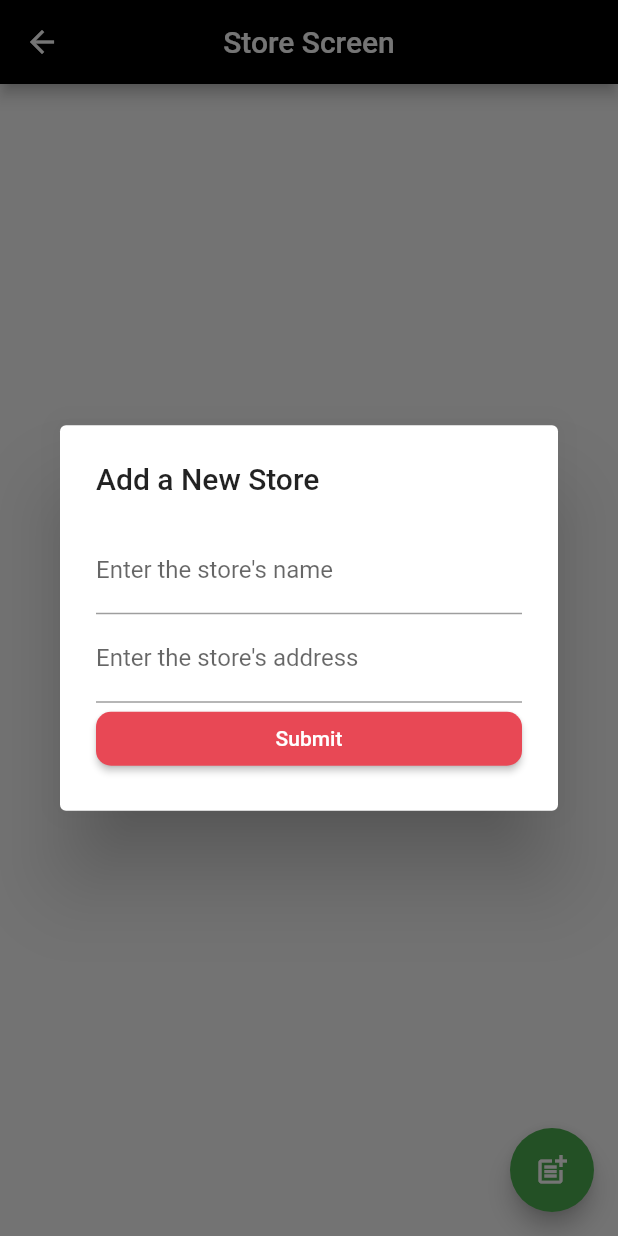
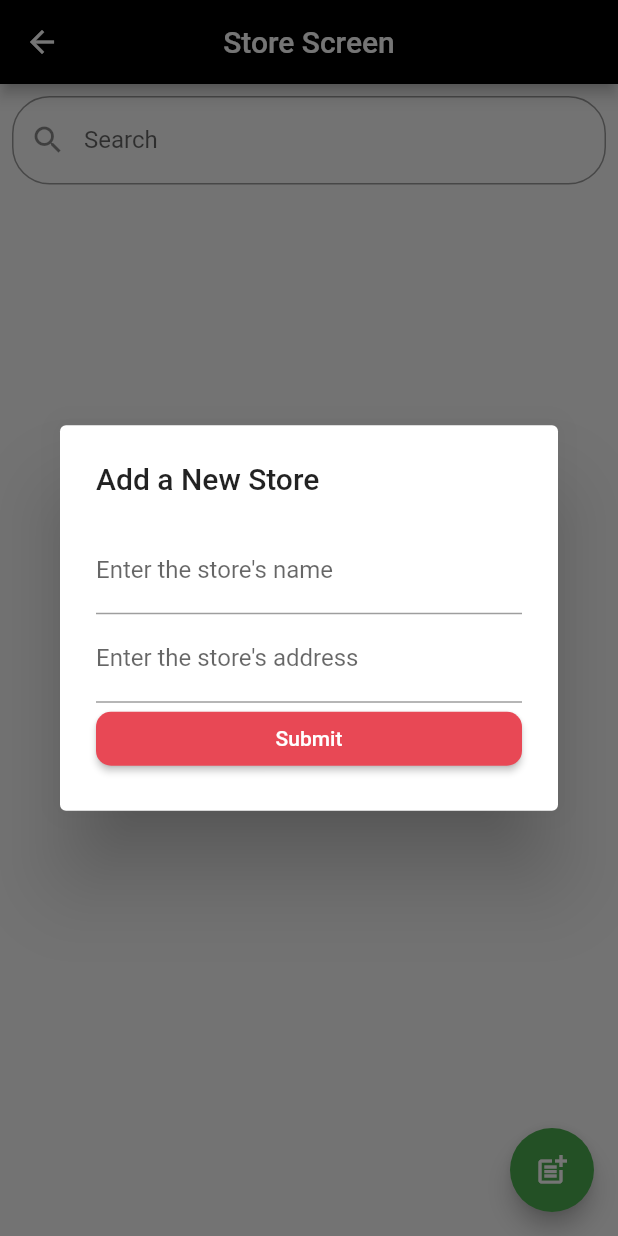
Before and after one commit to samuel-howell/SIM, a Flutter app: the StoreScreen screen opened directly, after a tap on the "post add" icon, on a phone screen of 412 x 824 dp. Run offline on Flutter 3.47's test engine with Material 2 defaults, Android fonts, the phone set to English and light mode, and no system bars; our stand-ins replace cloud_firestore, firebase_auth, firebase_core, flutter_slidable, fluttertoast; accounts and stored records are empty.

Commit message:
implemeted search bar on store list

```diff
--- a/lib/src/screens/store-screen.dart
+++ b/lib/src/screens/store-screen.dart
@@ -21,6 +21,11 @@ final hoverColor = Colors.indigo[50];
 //  this var will store the index of the store that is currently highlighted in the Listview.builder
 var tappedIndex;
 
+// the editing controller to control the search bar
+final TextEditingController searchController = TextEditingController();
+
+String searchKey = "";
+Stream<QuerySnapshot> streamQuery = db.collection('Users').doc(currentUserUID).collection('stores').snapshots();
 
 
 class StoreScreen extends StatefulWidget {
@@ -30,6 +35,7 @@ class StoreScreen extends StatefulWidget {
 }
 
 class _StoreScreenState extends State<StoreScreen> {
+
   @override
   Widget build(BuildContext context) {
     return Scaffold(
@@ -41,19 +47,60 @@ class _StoreScreenState extends State<StoreScreen> {
 
 
       //TODO: Right now, if I log out and then log in as a different user, i have to reload the page before the newly logged in user's set of stores pops up.
-      body: StreamBuilder<QuerySnapshot>(
-        stream: db.collection('Users').doc(currentUserUID).collection('stores').snapshots(), // navigate to the correct collection and then call “.snapshots()” at the end. This stream will grab all relevant documents found under that collection to be handled inside our “builder” property.
+      body:
+
+      StreamBuilder<QuerySnapshot>(
+        stream: streamQuery,
         builder: (context,  snapshot) {
+
+
+
+
           if (!snapshot.hasData) {
             return Center(
               child: CircularProgressIndicator(),
             );
-          } else
-          return ListView.builder(
+          }
+
+
+          else{
+            return Container(
+            child: Column(
+              children: <Widget>[
+
+                //TODO:  migrate this code over to the item page
+                //this search bar filters out stores
+                Padding(
+                  padding: const EdgeInsets.all(8.0),
+                  child: TextField(
+                    onChanged: (value) {
+                      setState(() {
+                          searchKey = value; // TODO: set this toLowercase once you have implemented the todo below
+
+                          //  this stream query matches the searchkey to the names of the stores in the db
+                          streamQuery = db.collection('Users').doc(currentUserUID).collection('stores')
+                          .where('name',isGreaterThanOrEqualTo: searchKey) //TODO:create a new field each store doc called lowercaseName that stores a LOWERCASE version of whatever the user enters as the name.  then search against lowerCaseName rather than name
+                          .where('name',isLessThan: searchKey+'z').snapshots();
+
+                          //TODO:  need to be able to search by name and address. there are no OR queries in firebase though. FIGURE OUT HOW TO DO AN 'OR' QUERY
+                          //TODO: on the item page, will need to be able to search by price, name, product id, etc.  Perhaps a dropdown search that lets you specify wwhat you're searchin for?
+                      });
+                    },
+                    decoration: InputDecoration(
+                        labelText: "Search",
+                        hintText: "Search",
+                        prefixIcon: Icon(Icons.search),
+                        border: OutlineInputBorder(
+                            borderRadius: BorderRadius.all(Radius.circular(25.0)))),
+                  ),
+                ),
+
+
+                Expanded(  // if I don't have Expanded here, the listview won't be sized in relation to hte searchbar textfield, thus throwing errors
+              child: ListView.builder(
                 itemCount:snapshot.data!.docs.length,
                 itemBuilder: (context, index) {
                     DocumentSnapshot doc = snapshot.data!.docs[index];
-
 
                     // the slideable widget allows us to use slide ios animation to bring up delete and edit dialogs
                     return Slidable(
@@ -79,9 +126,8 @@ class _StoreScreenState extends State<StoreScreen> {
                           print('item index  is ' + index.toString());
                           print('list length  is ' + snapshot.data!.docs.length.toString());
                           print('tapped index is '  + tappedIndex.toString());
+                          print(" ");
 
-
-                      print(" ");
                         }
                       ),
                         actions: <Widget>[  // NOTE: using "secondaryActions" as opposed to "actions" allows us to slide in from the right instead of the left"
@@ -112,8 +158,15 @@ class _StoreScreenState extends State<StoreScreen> {
                         ]
                     );
                   }
+
+                )
+                )
+              ]
+              )
               );
          }
+        }
+
       ),
 
     floatingActionButton: FloatingActionButton(
@@ -123,8 +176,8 @@ class _StoreScreenState extends State<StoreScreen> {
       onPressed: () => {
         showAddStoreDialog(context),
       },
-
       ),
       );
   }
+
 }
```
Lines whose indentation alone changed are shown as unchanged.
